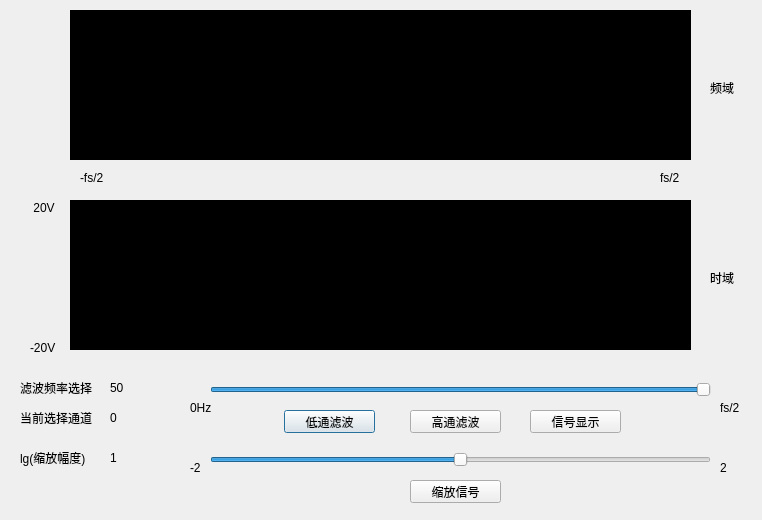
This is project 1/AI_InstantAI/fft_dialog.ui in SJTUCourse/LAD as Qt 5 draws it before an edit. The edited form follows.
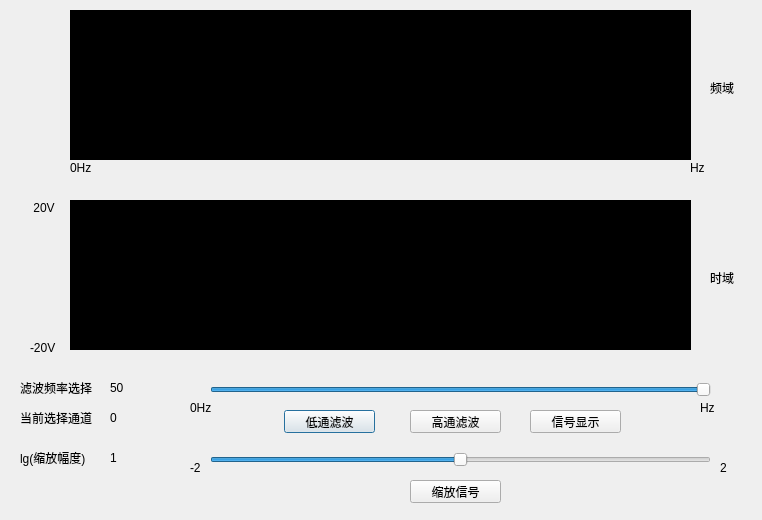
This is the edited form.

Patch:
```diff
--- a/project 1/AI_InstantAI/fft_dialog.ui
+++ b/project 1/AI_InstantAI/fft_dialog.ui
@@ -144,14 +144,14 @@
   <widget class="QLabel" name="lbl_fre_fs">
    <property name="geometry">
     <rect>
-     <x>720</x>
+     <x>680</x>
      <y>400</y>
      <width>31</width>
      <height>16</height>
     </rect>
    </property>
    <property name="text">
-    <string>fs/2</string>
+    <string/>
    </property>
   </widget>
   <widget class="QSlider" name="sld_size">
@@ -306,27 +306,27 @@
   <widget class="QLabel" name="lbl_fs_2_pos">
    <property name="geometry">
     <rect>
-     <x>660</x>
-     <y>170</y>
+     <x>670</x>
+     <y>160</y>
      <width>31</width>
      <height>16</height>
     </rect>
    </property>
    <property name="text">
-    <string>fs/2</string>
+    <string/>
    </property>
   </widget>
   <widget class="QLabel" name="lbl_fs_2_neg">
    <property name="geometry">
     <rect>
-     <x>80</x>
-     <y>170</y>
+     <x>70</x>
+     <y>160</y>
      <width>31</width>
      <height>16</height>
     </rect>
    </property>
    <property name="text">
-    <string>-fs/2</string>
+    <string>0Hz</string>
    </property>
   </widget>
   <widget class="QLabel" name="lbl_20V_neg">
@@ -355,6 +355,32 @@
     <string> 20V</string>
    </property>
   </widget>
+  <widget class="QLabel" name="lbl_hz_1">
+   <property name="geometry">
+    <rect>
+     <x>690</x>
+     <y>160</y>
+     <width>31</width>
+     <height>16</height>
+    </rect>
+   </property>
+   <property name="text">
+    <string>Hz</string>
+   </property>
+  </widget>
+  <widget class="QLabel" name="lbl_hz_2">
+   <property name="geometry">
+    <rect>
+     <x>700</x>
+     <y>400</y>
+     <width>31</width>
+     <height>16</height>
+    </rect>
+   </property>
+   <property name="text">
+    <string>Hz</string>
+   </property>
+  </widget>
  </widget>
  <resources/>
  <connections/>
```
Left out of the diff: 4 changed lines with no effect on the pictures.
